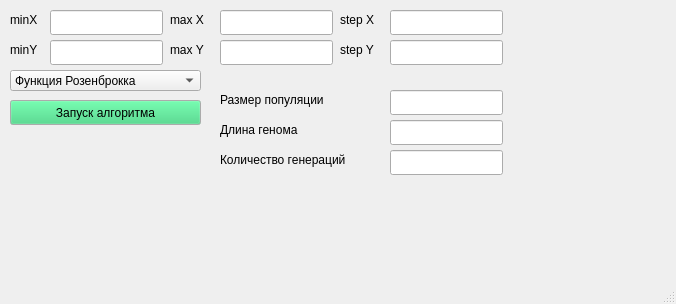
Old version of the form viev/windows/subwindow_genetic_algorithm.ui in the repository usernameisavailablee/optimization.
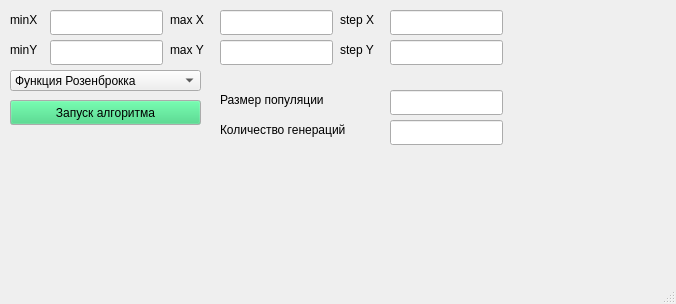
New version of the form.

What changed in the file:
```diff
--- a/viev/windows/subwindow_genetic_algorithm.ui
+++ b/viev/windows/subwindow_genetic_algorithm.ui
@@ -197,16 +197,6 @@
      </rect>
     </property>
    </widget>
-   <widget class="QLineEdit" name="lineEdit_Z_2">
-    <property name="geometry">
-     <rect>
-      <x>390</x>
-      <y>150</y>
-      <width>113</width>
-      <height>25</height>
-     </rect>
-    </property>
-   </widget>
    <widget class="QLabel" name="label_4">
     <property name="geometry">
      <rect>
@@ -220,24 +210,11 @@
      <string>Размер популяции</string>
     </property>
    </widget>
-   <widget class="QLabel" name="label_5">
-    <property name="geometry">
-     <rect>
-      <x>220</x>
-      <y>120</y>
-      <width>141</width>
-      <height>20</height>
-     </rect>
-    </property>
-    <property name="text">
-     <string>Длина генома</string>
-    </property>
-   </widget>
    <widget class="QLabel" name="label_6">
     <property name="geometry">
      <rect>
       <x>220</x>
-      <y>150</y>
+      <y>120</y>
       <width>161</width>
       <height>20</height>
      </rect>
```
Left out of the diff: 33 changed lines with no effect on the pictures.
